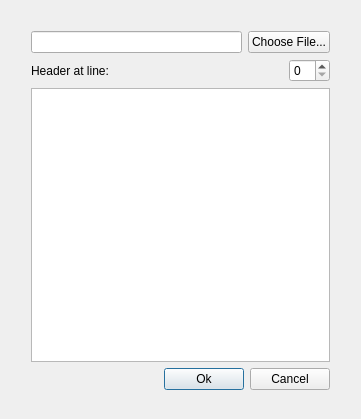
First picture: the form in modules/TimeCurves/InitDialog.ui, repository antoniaschilling/open_iA_TimeCurves, before the edit.
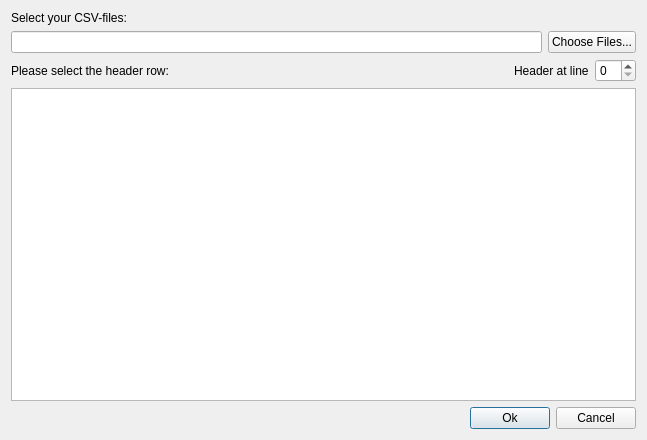
Second picture: the form after the edit.

```diff
--- a/modules/TimeCurves/InitDialog.ui
+++ b/modules/TimeCurves/InitDialog.ui
@@ -6,24 +6,17 @@
    <rect>
     <x>0</x>
     <y>0</y>
-    <width>361</width>
-    <height>419</height>
+    <width>647</width>
+    <height>440</height>
    </rect>
   </property>
   <property name="windowTitle">
    <string>InitDialog</string>
   </property>
-  <widget class="QWidget" name="layoutWidget">
-   <property name="geometry">
-    <rect>
-     <x>20</x>
-     <y>20</y>
-     <width>321</width>
-     <height>381</height>
-    </rect>
-   </property>
+  <layout class="QVBoxLayout" name="verticalLayout">
+   <item>
    <layout class="QGridLayout" name="gridLayout">
-    <item row="3" column="0">
+     <item row="7" column="0">
      <layout class="QHBoxLayout" name="horizontalLayout">
       <item>
        <spacer name="horizontalSpacer_2">
@@ -55,33 +48,6 @@
      </layout>
     </item>
     <item row="1" column="0">
-     <layout class="QHBoxLayout" name="horizontalLayout_2">
-      <item>
-       <widget class="QLabel" name="headerLabel">
-        <property name="text">
-         <string>Header at line:</string>
-        </property>
-       </widget>
-      </item>
-      <item>
-       <spacer name="horizontalSpacer">
-        <property name="orientation">
-         <enum>Qt::Horizontal</enum>
-        </property>
-        <property name="sizeHint" stdset="0">
-         <size>
-          <width>40</width>
-          <height>20</height>
-         </size>
-        </property>
-       </spacer>
-      </item>
-      <item>
-       <widget class="QSpinBox" name="headerAtLine"/>
-      </item>
-     </layout>
-    </item>
-    <item row="0" column="0">
      <layout class="QHBoxLayout" name="horizontalLayout_3">
       <item>
        <widget class="QLineEdit" name="linePathEdit"/>
@@ -89,17 +55,59 @@
       <item>
        <widget class="QPushButton" name="chooseFileButton">
         <property name="text">
-         <string>Choose File...</string>
+          <string>Choose Files...</string>
         </property>
        </widget>
       </item>
      </layout>
     </item>
-    <item row="2" column="0">
+     <item row="4" column="0">
      <widget class="QTableWidget" name="tableWidget"/>
     </item>
-   </layout>
-  </widget>
+     <item row="2" column="0">
+      <layout class="QHBoxLayout" name="horizontalLayout_2">
+       <item>
+        <widget class="QLabel" name="headerLabel_2">
+         <property name="text">
+          <string>Please select the header row:</string>
+         </property>
+        </widget>
+       </item>
+       <item>
+        <spacer name="horizontalSpacer">
+         <property name="orientation">
+          <enum>Qt::Horizontal</enum>
+         </property>
+         <property name="sizeHint" stdset="0">
+          <size>
+           <width>40</width>
+           <height>20</height>
+          </size>
+         </property>
+        </spacer>
+       </item>
+       <item>
+        <widget class="QLabel" name="headerLabel">
+         <property name="text">
+          <string>Header at line</string>
+         </property>
+        </widget>
+       </item>
+       <item>
+        <widget class="QSpinBox" name="headerAtLine"/>
+       </item>
+      </layout>
+     </item>
+     <item row="0" column="0">
+      <widget class="QLabel" name="fileLabel">
+       <property name="text">
+        <string>Select your CSV-files:</string>
+       </property>
+      </widget>
+     </item>
+    </layout>
+   </item>
+  </layout>
  </widget>
  <layoutdefault spacing="6" margin="11"/>
  <resources/>
```
Lines whose indentation alone changed are shown as unchanged.
